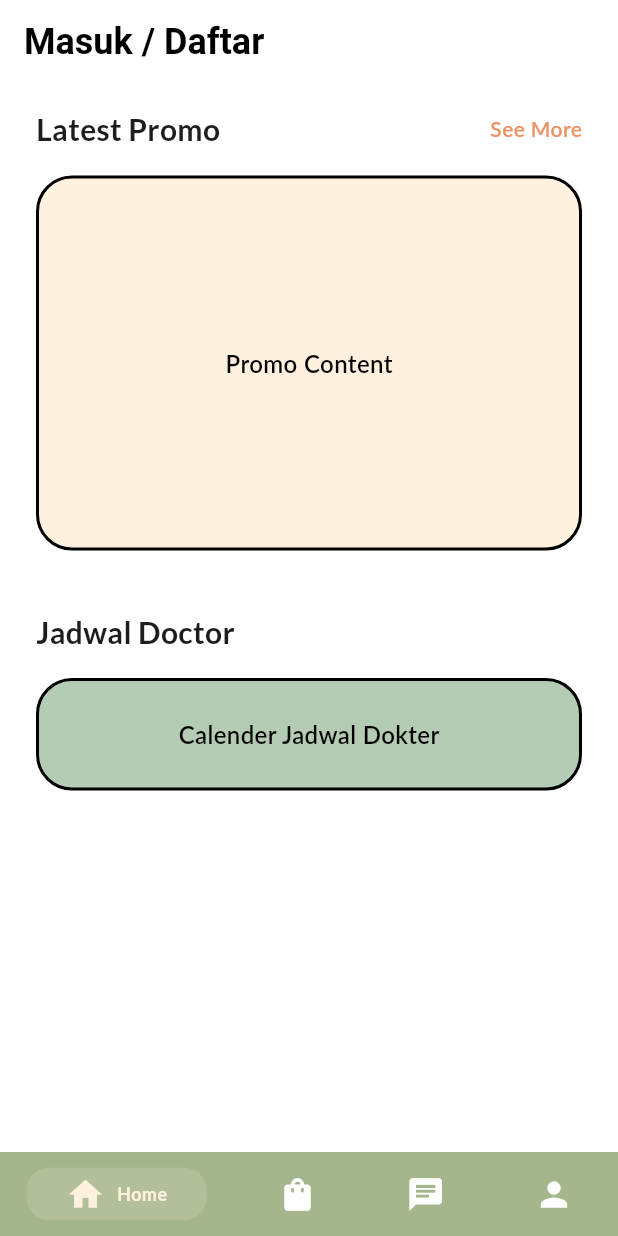
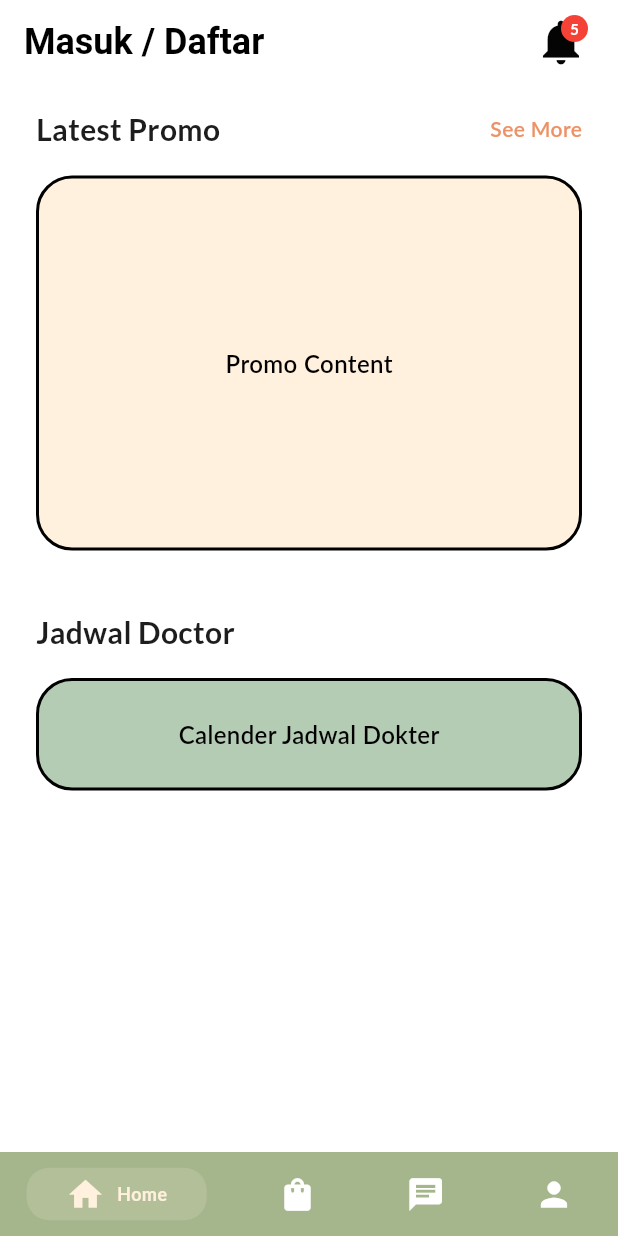
Before and after one commit to TA-Klinik-Aesthetic/mobile_app_klinik, a Flutter app: the HomeScreen screen opened by its route, on a phone screen of 412 x 824 dp. Run offline on Flutter 3.47's test engine with Material 3 defaults, Android fonts, the phone set to English and light mode, and no system bars; drawn by our look-alikes of persistent_bottom_nav_bar; our stand-ins replace cached_network_image, connectivity_plus, equatable, flutter_svg, image_picker, package_info_plus and 3 more; accounts and stored records are empty; network calls fail; project files that could hold a hidden picture were left out.

Commit message:
add notification button

```diff
--- a/lib/presentation/home_screen/home_screen.dart
+++ b/lib/presentation/home_screen/home_screen.dart
@@ -14,6 +14,7 @@ class _HomeScreenState extends State<HomeScreen> with WidgetsBindingObserver {
   String? namaUser;
   late PersistentTabController _controller;
   bool _isLoading = true;
+  int _notificationCount = 0; // Add notification counter
 
   @override
   void initState() {
@@ -21,6 +22,16 @@ class _HomeScreenState extends State<HomeScreen> with WidgetsBindingObserver {
     _controller = PersistentTabController(initialIndex: 0);
     WidgetsBinding.instance.addObserver(this);
     _loadUserName();
+    _fetchNotificationCount(); // Load notification count
+  }
+
+  // Add method to fetch notification count
+  Future<void> _fetchNotificationCount() async {
+    // This would typically come from an API call
+    // For now, we'll simulate with a fake count
+    setState(() {
+      _notificationCount = 5; // Example count - replace with actual API data
+    });
   }
 
   @override
@@ -194,7 +205,7 @@ class _HomeScreenState extends State<HomeScreen> with WidgetsBindingObserver {
                     const TextSpan(
                       text: "Halo, ",
                       style: TextStyle(
-                      fontSize: 24,
+                        fontSize: 20,
                         fontWeight: FontWeight.w600,
                         color: Colors.black,
                       ),
@@ -203,14 +214,14 @@ class _HomeScreenState extends State<HomeScreen> with WidgetsBindingObserver {
                       text: namaUser,
                       style: TextStyle(
                         color: appTheme.black900,
-                      fontSize: 24,
+                        fontSize: 20,
                         fontWeight: FontWeight.bold,
                       ),
                     ),
                     const TextSpan(
                       text: "!",
                       style: TextStyle(
-                      fontSize: 24,
+                        fontSize: 20,
                         fontWeight: FontWeight.w600,
                         color: Colors.black,
                       ),
@@ -220,6 +231,51 @@ class _HomeScreenState extends State<HomeScreen> with WidgetsBindingObserver {
               ),
             ),
           ),
+          actions: [
+          // Notification bell with badge
+          Stack(
+          alignment: Alignment.center,
+          children: [
+            IconButton(
+              icon: Icon(
+                Icons.notifications,
+                color: appTheme.black900,
+                size: 36,
+              ),
+              onPressed: () {
+                Navigator.pushNamed(context, AppRoutes.notificationScreen)
+                    .then((_) => _fetchNotificationCount());
+              },
+            ),
+            if (_notificationCount > 0)
+              Positioned(
+                top: 8,
+                right: 8,
+                child: Container(
+                  padding: const EdgeInsets.all(2),
+                  decoration: BoxDecoration(
+                    color: Colors.red,
+                    borderRadius: BorderRadius.circular(10),
+                  ),
+                  constraints: const BoxConstraints(
+                    minWidth: 18,
+                    minHeight: 18,
+                  ),
+                  child: Text(
+                    _notificationCount > 99 ? '99+' : _notificationCount.toString(),
+                    style: const TextStyle(
+                      color: Colors.white,
+                      fontSize: 10,
+                      fontWeight: FontWeight.bold,
+                    ),
+                    textAlign: TextAlign.center,
+                  ),
+                ),
+              ),
+          ],
+        ),
+        const SizedBox(width: 12),
+        ],
       ),
       body: RefreshIndicator(
         onRefresh: _loadUserName,
--- a/lib/routes/app_routes.dart
+++ b/lib/routes/app_routes.dart
@@ -3,6 +3,7 @@ import 'package:mobile_app_klinik/presentation/app_navigation_screen/app_navigat
 import 'package:mobile_app_klinik/presentation/booking_screen/booking_consultation_screen.dart';
 import 'package:mobile_app_klinik/presentation/booking_screen/booking_treatment_screen.dart';
 import 'package:mobile_app_klinik/presentation/doctor_schedule_screen/doctor_schedule_screen.dart';
+import 'package:mobile_app_klinik/presentation/home_screen/notification_screen.dart';
 import 'package:mobile_app_klinik/presentation/login_user_screen/login_user_screen.dart';
 import 'package:mobile_app_klinik/presentation/promo_screen/promo_screen.dart';
 import 'package:mobile_app_klinik/presentation/register_user_screen/register_user_screen.dart';
@@ -17,6 +18,7 @@ class AppRoutes {
   static const String loginUserScreen = '/login_user_screen';
   static const String registerUserScreen = '/register_user_screen';
   static const String homeScreen = '/home_screen';
+  static const String notificationScreen = '/notification_screen';
   static const String productScreen = '/product_screen';
   static const String productDetailScreen = '/product_detail_screen';
   static const String doctorScheduleScreen = '/doctor_schedule_screen';
@@ -30,6 +32,7 @@ class AppRoutes {
 
   static Map<String, WidgetBuilder> routes = {
     homeScreen: (context) => const HomeScreen(),
+    notificationScreen: (context) => const NotificationScreen(),
     loginUserScreen: (context) => const LoginUserScreen(),
     registerUserScreen: (context) => const RegisterUserScreen(),
     productScreen: (context) => const ProductScreen(),
```
Also changed, not shown: lib/presentation/booking_screen/detail_booking_consultation_screen.dart (+2 -42 lines), lib/presentation/home_screen/notification_screen.dart (added, +35 -0 lines). Lines whose indentation alone changed are shown as unchanged.
